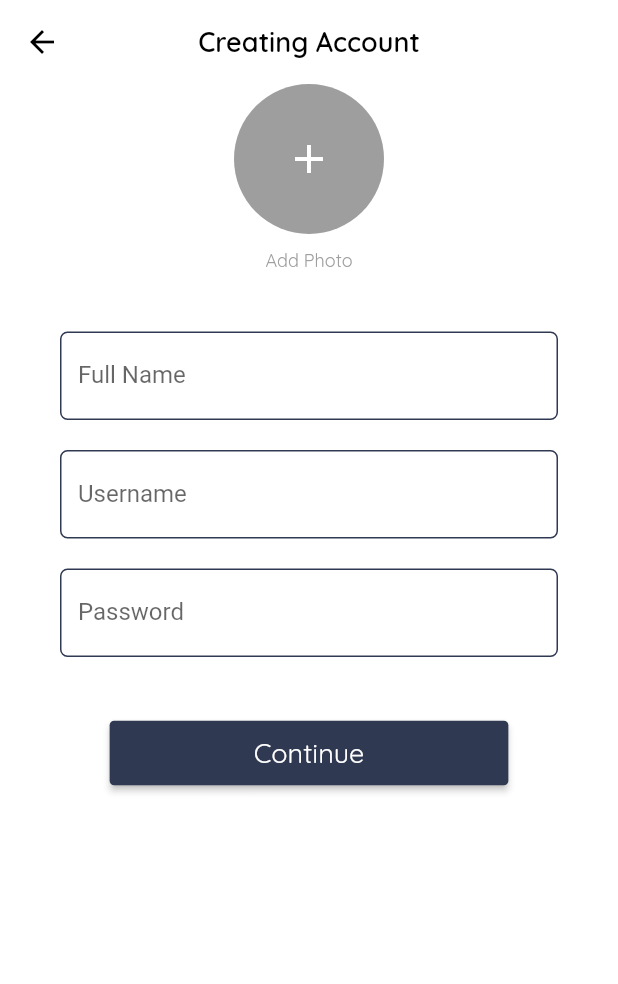
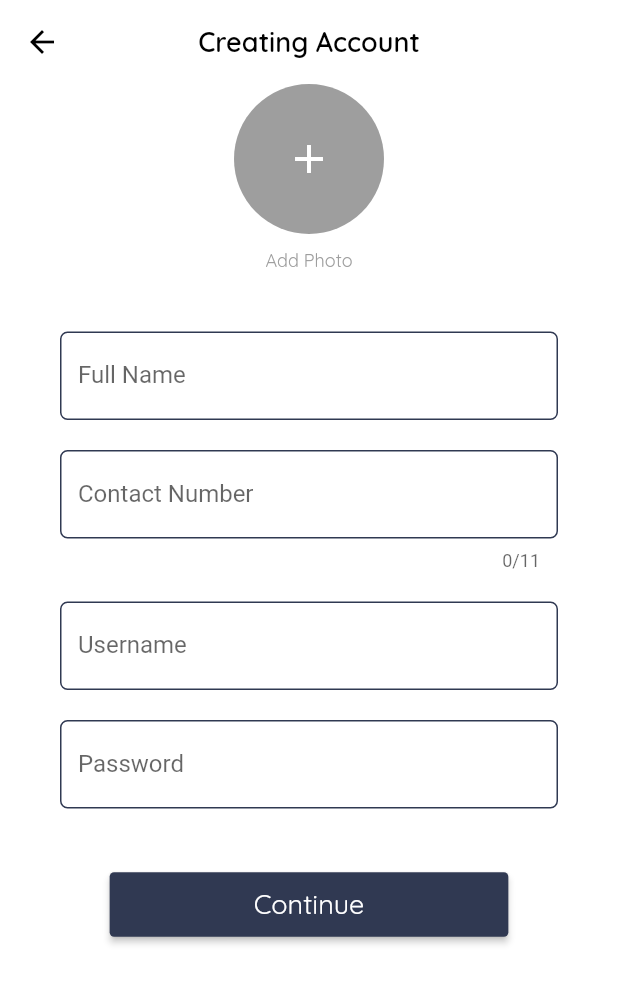
Before and after one commit to lansoyyy/bootcamp_capstone, a Flutter app: the SignupPage screen opened directly, on a phone screen of 412 x 824 dp. Shown: the top 984 px of the screen. Run offline on Flutter 3.47's test engine with Material 2 defaults, Android fonts, the phone set to English and light mode, and no system bars; our stand-ins replace cloud_firestore, cool_alert, firebase_auth, firebase_core, firebase_storage, floating_bottom_navigation_bar and 6 more; missing offline and left inert: flutter_facebook_auth; accounts and stored records are empty; network calls fail.

Commit message:
Fix bugs

```diff
--- a/lib/presentation/auth/signup_page.dart
+++ b/lib/presentation/auth/signup_page.dart
@@ -22,6 +22,8 @@ class _SignupPageState extends State<SignupPage> {
   final _fullnameController = TextEditingController();
   final _usernameController = TextEditingController();
   final _passwordController = TextEditingController();
+
+  final _contactNumberController = TextEditingController();
 
   bool hasLoaded = false;
 
@@ -153,6 +155,21 @@ class _SignupPageState extends State<SignupPage> {
                   margin: const EdgeInsets.only(left: 40, right: 40),
                   padding: const EdgeInsets.only(top: 20),
                   child: TextFormField(
+                    keyboardType: TextInputType.number,
+                    maxLength: 11,
+                    controller: _contactNumberController,
+                    decoration: InputDecoration(
+                        enabledBorder: OutlineInputBorder(
+                            borderSide:
+                                const BorderSide(color: Color(0xff303952)),
+                            borderRadius: BorderRadius.circular(5)),
+                        labelText: "Contact Number",
+                        border: const OutlineInputBorder()),
+                  )),
+              Container(
+                  margin: const EdgeInsets.only(left: 40, right: 40),
+                  padding: const EdgeInsets.only(top: 20),
+                  child: TextFormField(
                     controller: _usernameController,
                     decoration: InputDecoration(
                         enabledBorder: OutlineInputBorder(
@@ -217,6 +234,9 @@ class _SignupPageState extends State<SignupPage> {
                                           'username',
                                           _usernameController.text +
                                               '@hireme.cdo');
+
+                                      box.write('number',
+                                          _contactNumberController.text);
                                       box.write(
                                           'password', _passwordController.text);
                                       createAccountFirestore(
--- a/lib/presentation/widgets/drawer_widget.dart
+++ b/lib/presentation/widgets/drawer_widget.dart
@@ -56,8 +56,8 @@ class _MyDrawerState extends State<DrawerWidget> {
           children: <Widget>[
             UserAccountsDrawerHeader(
               decoration: const BoxDecoration(),
-              accountEmail: const TextRegular(
-                  text: '', color: Colors.black, fontSize: 10),
+              accountEmail: TextRegular(
+                  text: box.read('number'), color: Colors.black, fontSize: 10),
               accountName:
                   TextBold(text: name, color: Colors.black, fontSize: 15),
               currentAccountPicture: CircleAvatar(
```
Also changed, not shown: lib/presentation/auth/login_page.dart (+66 -2 lines).
